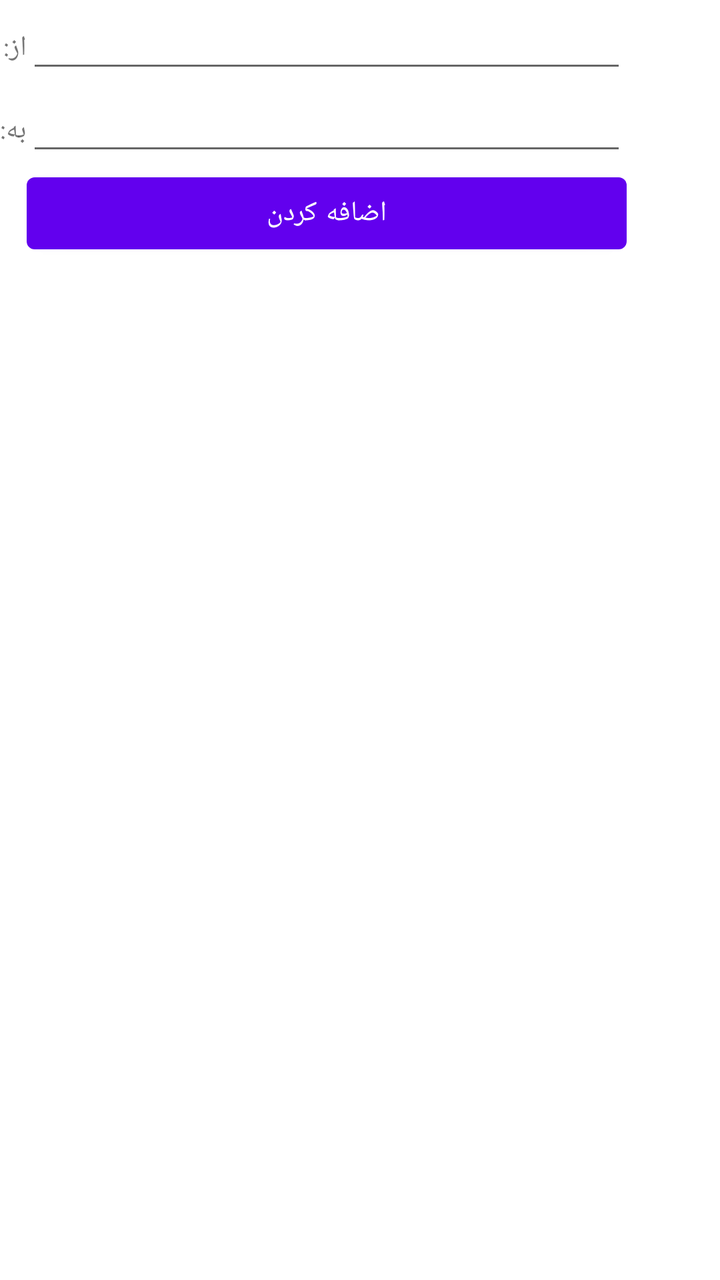
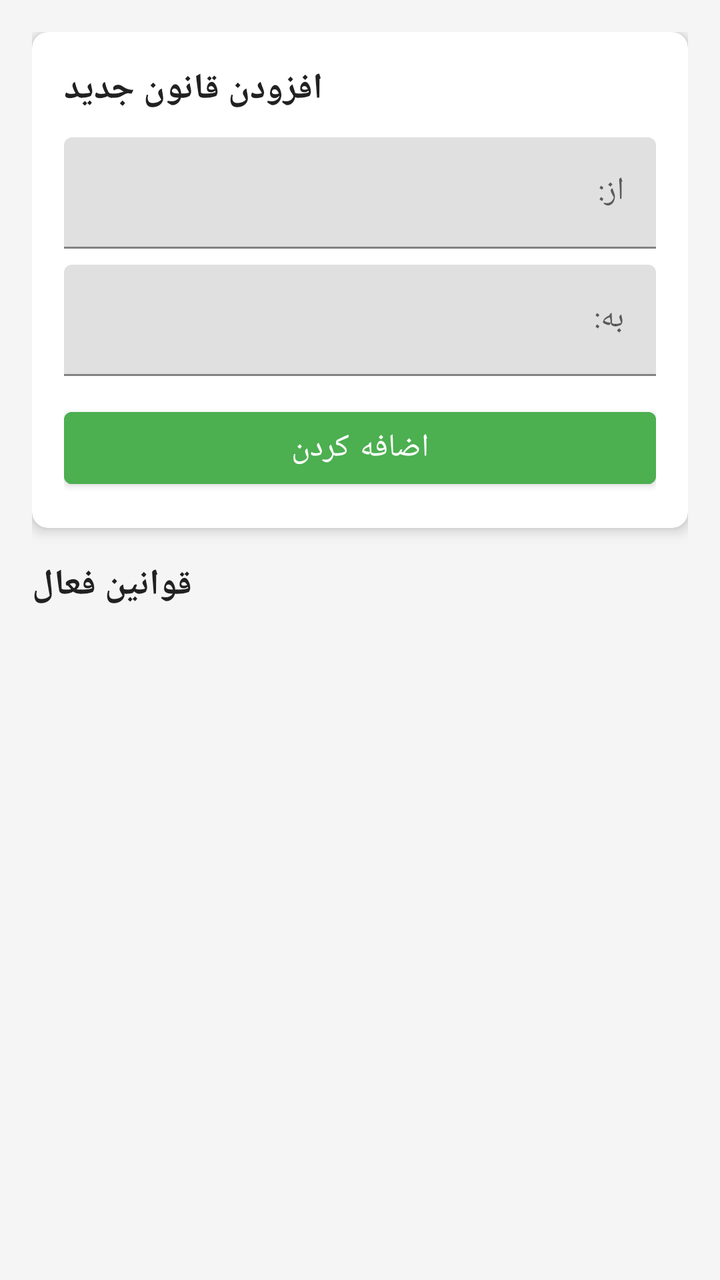

The first picture is an Android layout as it rendered before a commit; the second is the same layout after the commit. The layout source and the unified diff follow.
<!-- AndroidManifest.xml: application theme Theme.MessageForwarder -->
<!-- res/layout/activity_main.xml -->
<?xml version="1.0" encoding="utf-8"?>
<LinearLayout
    xmlns:android="http://schemas.android.com/apk/res/android"
    xmlns:tools="http://schemas.android.com/tools"
    android:layout_width="match_parent"
    android:layout_height="match_parent"
    android:paddingLeft="0dp"
    android:paddingRight="0dp"
    android:paddingTop="0dp"
    android:paddingBottom="0dp"
    tools:context=".MainActivity"
    android:orientation="vertical">


    <TableLayout
        android:id="@+id/tableLayout1"
        android:layout_width="fill_parent"
        android:layout_height="wrap_content"
        tools:ignore="MissingConstraints">

        <TableRow
            android:layout_width="fill_parent"
            android:layout_height="fill_parent">

            <TextView
                android:layout_width="wrap_content"
                android:layout_height="wrap_content"
                android:layout_column="1"
                android:text="از:" />

            <EditText
                android:id="@+id/etFrom"
                android:layout_width="300dp"
                android:layout_height="wrap_content"
                android:layout_column="2" />
        </TableRow>

        <TableRow>

            <TextView
                android:layout_width="wrap_content"
                android:layout_height="wrap_content"
                android:layout_column="1"
                android:text="به:" />

            <EditText
                android:id="@+id/etTo"
                android:layout_width="300dp"
                android:layout_height="wrap_content"
                android:layout_column="2" />
        </TableRow>

        <TableRow>

            <Button
                android:id="@+id/add"
                android:layout_width="wrap_content"
                android:layout_height="wrap_content"
                android:layout_column="2"
                android:text="اضافه کردن" />
        </TableRow>
    </TableLayout>

    <ListView
        android:id="@+id/main_list"
        android:layout_width="fill_parent"
        android:layout_height="fill_parent"
        android:orientation="horizontal" />

</LinearLayout>
<!-- resources referenced by this layout -->
<resources>
  <style name="Theme.MessageForwarder" parent="Theme.MaterialComponents.DayNight.DarkActionBar">
          
          <item name="colorPrimary">@color/purple_500</item>
          <item name="colorPrimaryVariant">@color/purple_700</item>
          <item name="colorOnPrimary">@color/white</item>
          
          <item name="colorSecondary">@color/teal_200</item>
          <item name="colorSecondaryVariant">@color/teal_700</item>
          <item name="colorOnSecondary">@color/black</item>
          
          <item name="android:statusBarColor" tools:targetApi="l">?attr/colorPrimaryVariant</item>
          
      </style>
  <color name="purple_500">#FF6200EE</color>
  <color name="purple_700">#FF3700B3</color>
  <color name="white">#FFFFFFFF</color>
  <color name="teal_200">#FF03DAC5</color>
  <color name="teal_700">#FF018786</color>
  <color name="black">#FF000000</color>
</resources>

<!-- the commit's change to res/layout/activity_main.xml (unified diff, before → after) -->
@@ -4,67 +4,89 @@
     xmlns:tools="http://schemas.android.com/tools"
     android:layout_width="match_parent"
     android:layout_height="match_parent"
-    android:paddingLeft="0dp"
-    android:paddingRight="0dp"
-    android:paddingTop="0dp"
+    android:paddingLeft="16dp"
+    android:paddingRight="16dp"
+    android:paddingTop="16dp"
     android:paddingBottom="0dp"
+    android:background="@color/background_light"
     tools:context=".MainActivity"
     android:orientation="vertical">
 
+    <com.google.android.material.card.MaterialCardView
+        android:layout_width="match_parent"
+        android:layout_height="wrap_content"
+        android:layout_marginBottom="16dp"
+        app:cardElevation="4dp"
+        app:cardCornerRadius="8dp"
+        xmlns:app="http://schemas.android.com/apk/res-auto">
 
-    <TableLayout
-        android:id="@+id/tableLayout1"
-        android:layout_width="fill_parent"
-        android:layout_height="wrap_content"
-        tools:ignore="MissingConstraints">
-
-        <TableRow
-            android:layout_width="fill_parent"
-            android:layout_height="fill_parent">
+        <LinearLayout
+            android:layout_width="match_parent"
+            android:layout_height="wrap_content"
+            android:padding="16dp"
+            android:orientation="vertical">
 
             <TextView
                 android:layout_width="wrap_content"
                 android:layout_height="wrap_content"
-                android:layout_column="1"
-                android:text="از:" />
+                android:text="افزودن قانون جدید"
+                android:textSize="18sp"
+                android:textStyle="bold"
+                android:textColor="@color/text_dark"
+                android:layout_marginBottom="12dp"/>
 
-            <EditText
-                android:id="@+id/etFrom"
-                android:layout_width="300dp"
+            <com.google.android.material.textfield.TextInputLayout
+                android:layout_width="match_parent"
                 android:layout_height="wrap_content"
-                android:layout_column="2" />
-        </TableRow>
+                android:layout_marginBottom="8dp"
+                android:hint="از:">
 
-        <TableRow>
+                <com.google.android.material.textfield.TextInputEditText
+                    android:id="@+id/etFrom"
+                    android:layout_width="match_parent"
+                    android:layout_height="wrap_content"
+                    android:inputType="phone"/>
+            </com.google.android.material.textfield.TextInputLayout>
 
-            <TextView
-                android:layout_width="wrap_content"
+            <com.google.android.material.textfield.TextInputLayout
+                android:layout_width="match_parent"
                 android:layout_height="wrap_content"
-                android:layout_column="1"
-                android:text="به:" />
+                android:layout_marginBottom="12dp"
+                android:hint="به:">
 
-            <EditText
-                android:id="@+id/etTo"
-                android:layout_width="300dp"
-                android:layout_height="wrap_content"
-                android:layout_column="2" />
-        </TableRow>
-
-        <TableRow>
+                <com.google.android.material.textfield.TextInputEditText
+                    android:id="@+id/etTo"
+                    android:layout_width="match_parent"
+                    android:layout_height="wrap_content"
+                    android:inputType="phone"/>
+            </com.google.android.material.textfield.TextInputLayout>
 
             <Button
                 android:id="@+id/add"
-                android:layout_width="wrap_content"
+                android:layout_width="match_parent"
                 android:layout_height="wrap_content"
-                android:layout_column="2"
-                android:text="اضافه کردن" />
-        </TableRow>
-    </TableLayout>
+                android:text="اضافه کردن"
+                android:textSize="16sp"
+                android:backgroundTint="@color/accent_green"/>
+        </LinearLayout>
+    </com.google.android.material.card.MaterialCardView>
+
+    <TextView
+        android:layout_width="wrap_content"
+        android:layout_height="wrap_content"
+        android:text="قوانین فعال"
+        android:textSize="18sp"
+        android:textStyle="bold"
+        android:textColor="@color/text_dark"
+        android:layout_marginBottom="8dp"/>
 
     <ListView
         android:id="@+id/main_list"
-        android:layout_width="fill_parent"
-        android:layout_height="fill_parent"
+        android:layout_width="match_parent"
+        android:layout_height="0dp"
+        android:layout_weight="1"
+        android:divider="@android:color/transparent"
+        android:dividerHeight="8dp"
         android:orientation="horizontal" />
 
 </LinearLayout>
<!-- resource entries referenced after the edit -->
@@ -1,23 +1,24 @@
 <!-- resources referenced by this layout -->
 <resources>
+  <color name="accent_green">#4CAF50</color>
+  <color name="background_light">#F5F5F5</color>
+  <color name="text_dark">#212121</color>
   <style name="Theme.MessageForwarder" parent="Theme.MaterialComponents.DayNight.DarkActionBar">
           
-          <item name="colorPrimary">@color/purple_500</item>
-          <item name="colorPrimaryVariant">@color/purple_700</item>
+          <item name="colorPrimary">@color/primary_blue</item>
+          <item name="colorPrimaryVariant">@color/primary_blue_dark</item>
           <item name="colorOnPrimary">@color/white</item>
           
-          <item name="colorSecondary">@color/teal_200</item>
-          <item name="colorSecondaryVariant">@color/teal_700</item>
-          <item name="colorOnSecondary">@color/black</item>
+          <item name="colorSecondary">@color/accent_green</item>
+          <item name="colorSecondaryVariant">@color/accent_green</item>
+          <item name="colorOnSecondary">@color/white</item>
           
           <item name="android:statusBarColor" tools:targetApi="l">?attr/colorPrimaryVariant</item>
           
+          <item name="android:windowBackground">@color/background_light</item>
       </style>
-  <color name="purple_500">#FF6200EE</color>
-  <color name="purple_700">#FF3700B3</color>
+  <color name="primary_blue">#2196F3</color>
+  <color name="primary_blue_dark">#1976D2</color>
   <color name="white">#FFFFFFFF</color>
-  <color name="teal_200">#FF03DAC5</color>
-  <color name="teal_700">#FF018786</color>
-  <color name="black">#FF000000</color>
 </resources>
 
